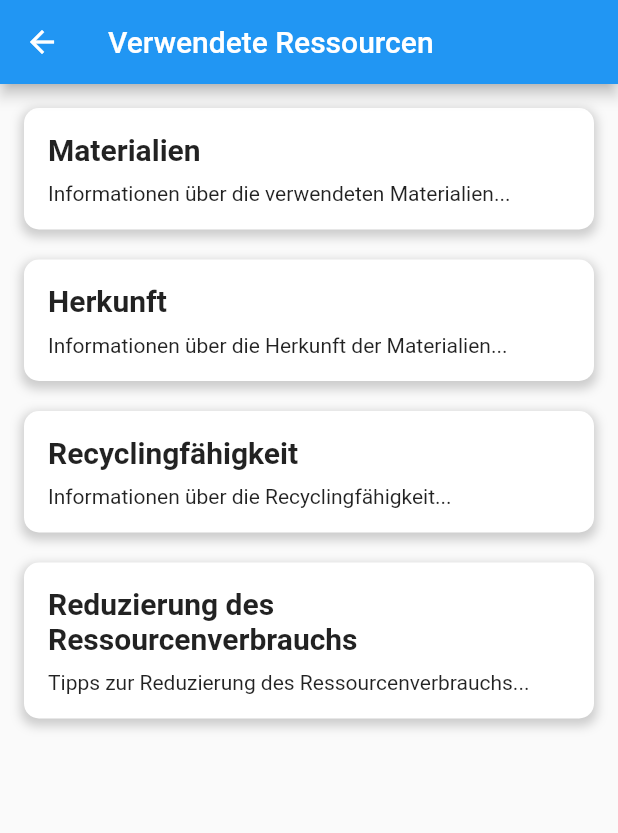
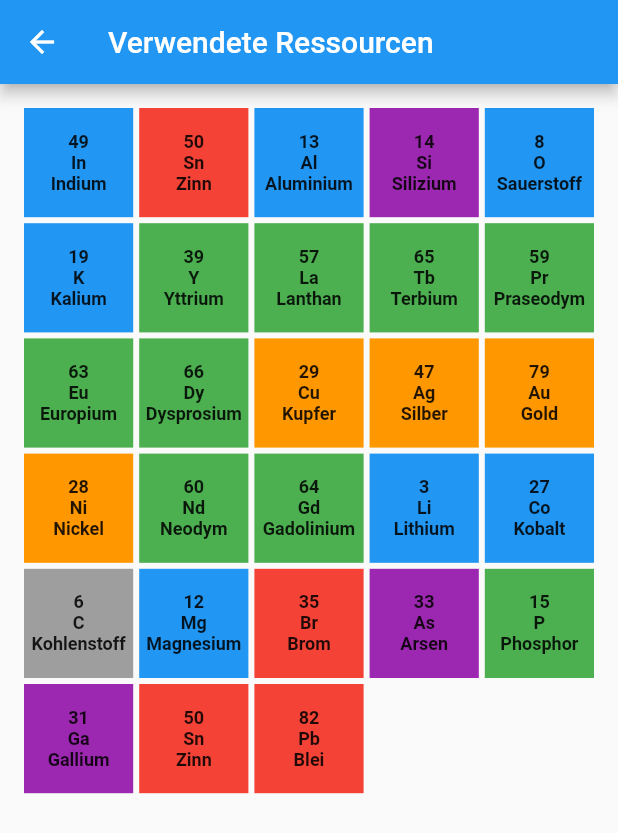
Before and after one commit to jrguzina/BIT_Demonstrator_2023, a Flutter app: the ResourceUsagePage screen opened directly, on a phone screen of 412 x 824 dp. Shown: the top 833 px of the screen. Run offline on Flutter 3.47's test engine with Material 2 defaults, Android fonts, the phone set to English and light mode, and no system bars; our stand-ins replace fl_chart, syncfusion_flutter_charts; missing offline and left inert: model_viewer_plus.

Commit message:
ResourceUsagePage updated

```diff
--- a/lib/main.dart
+++ b/lib/main.dart
@@ -85,7 +85,7 @@ class StartPage extends StatelessWidget {
                   ),
                   padding: EdgeInsets.all(20),
                   child: ModelViewer(
-                    //src: 'assets/boschcamera/scene.gltf',
+                    // src: 'assets/boschcamera/scene.gltf',
                     src: 'assets/Format2.glb',
                     autoPlay: true,
                     backgroundColor: Colors.transparent,
@@ -293,38 +293,118 @@ class ChartData {
   ChartData(this.room, this.value);
 }
 
+// Eine einfache Datenstruktur für die Elemente
+class ElementItem {
+  final int number;
+  final String symbol;
+  final String name;
+  final String details;
+  final Color color;
+
+  ElementItem(this.number, this.symbol, this.name, this.details, this.color);
+}
+
 class ResourceUsagePage extends StatelessWidget {
+  final List<ElementItem> elements = [
+    ElementItem(49, 'In', 'Indium', 'Indium-Zinn-Oxid wird für Touchscreens verwendet.', Colors.blue),
+    ElementItem(50, 'Sn', 'Zinn', 'Zinn wird für Lötzinn und in Indium-Zinn-Oxid verwendet.', Colors.red),
+    ElementItem(13, 'Al', 'Aluminium', 'Aluminium wird in Bildschirmen und Gehäusen verwendet.', Colors.blue),
+    ElementItem(14, 'Si', 'Silizium', 'Silizium ist ein Grundbestandteil von Mikrochips.', Colors.purple),
+    ElementItem(8, 'O', 'Sauerstoff', 'Sauerstoff wird für Glas und Batterien verwendet.', Colors.blue),
+    ElementItem(19, 'K', 'Kalium', 'Kalium wird im Displayglas zur Verstärkung verwendet.', Colors.blue),
+    ElementItem(39, 'Y', 'Yttrium', 'Yttrium wird in Leuchtdioden und Phosphoren verwendet.', Colors.green),
+    ElementItem(57, 'La', 'Lanthan', 'Lanthan wird in Akkus und Kameraobjektiven verwendet.', Colors.green),
+    ElementItem(65, 'Tb', 'Terbium', 'Terbium wird in Festplatten und Leuchtdioden verwendet.', Colors.green),
+    ElementItem(59, 'Pr', 'Praseodym', 'Praseodym wird in Leuchtdioden verwendet.', Colors.green),
+    ElementItem(63, 'Eu', 'Europium', 'Europium wird in roten und blauen Leuchtdioden verwendet.', Colors.green),
+    ElementItem(66, 'Dy', 'Dysprosium', 'Dysprosium wird in Neodym-Magneten verwendet.', Colors.green),
+    ElementItem(29, 'Cu', 'Kupfer', 'Kupfer wird für die Verdrahtung verwendet.', Colors.orange),
+    ElementItem(47, 'Ag', 'Silber', 'Silber wird in Elektronik für Kontakte verwendet.', Colors.orange),
+    ElementItem(79, 'Au', 'Gold', 'Gold wird für hochwertige elektrische Verbindungen verwendet.', Colors.orange),
+    ElementItem(28, 'Ni', 'Nickel', 'Nickel wird in Mikrofonen und Batterien verwendet.', Colors.orange),
+    ElementItem(60, 'Nd', 'Neodym', 'Neodym wird in Magneten von Festplatten und Kopfhörern verwendet.', Colors.green),
+    ElementItem(64, 'Gd', 'Gadolinium', 'Gadolinium wird in Medizintechnik und in einigen Leuchtdioden verwendet.', Colors.green),
+    ElementItem(3, 'Li', 'Lithium', 'Lithium wird in Akkus verwendet.', Colors.blue),
+    ElementItem(27, 'Co', 'Kobalt', 'Kobalt wird in Lithium-Ionen-Akkus verwendet.', Colors.blue),
+    ElementItem(6, 'C', 'Kohlenstoff', 'Kohlenstoff wird in Kunststoffen und Batterien verwendet.', Colors.grey),
+    ElementItem(12, 'Mg', 'Magnesium', 'Magnesium wird in Gehäusen und Kameragehäusen verwendet.', Colors.blue),
+    ElementItem(35, 'Br', 'Brom', 'Brom wird als Flammschutz in elektronischen Geräten verwendet.', Colors.red),
+    ElementItem(33, 'As', 'Arsen', 'Arsen wird in Halbleitern verwendet.', Colors.purple),
+    ElementItem(15, 'P', 'Phosphor', 'Phosphor wird in Leuchtdioden verwendet.', Colors.green),
+    ElementItem(31, 'Ga', 'Gallium', 'Gallium wird in Halbleitern und Leuchtdioden verwendet.', Colors.purple),
+    ElementItem(50, 'Sn', 'Zinn', 'Zinn wird in Lötmaterial und leitfähigen Beschichtungen verwendet.', Colors.red),
+    ElementItem(82, 'Pb', 'Blei', 'Blei wird in einigen älteren Lötmaterialien und Akkus verwendet.', Colors.red),
+    // ... und so weiter für weitere Elemente
+  ];
+
   @override
   Widget build(BuildContext context) {
     return Scaffold(
       appBar: AppBar(
         title: Text('Verwendete Ressourcen'),
       ),
-      body: Padding(
+      body: SingleChildScrollView(
+        child: Padding(
           padding: const EdgeInsets.all(16.0),
           child: Column(
             crossAxisAlignment: CrossAxisAlignment.stretch,
             children: <Widget>[
-            Tile(
-              title: 'Materialien',
-              content: 'Informationen über die verwendeten Materialien...',
+              // Grid-Ansicht der Elemente
+              GridView.builder(
+                shrinkWrap: true,
+                physics: NeverScrollableScrollPhysics(),
+                gridDelegate: SliverGridDelegateWithFixedCrossAxisCount(
+                  crossAxisCount: (MediaQuery.of(context).size.width / 75).floor(), // Dynamisch berechnete Anzahl der Spalten
+                  crossAxisSpacing: 4.0,
+                  mainAxisSpacing: 4.0,
+                  childAspectRatio: 1/1,
+                ),
+                itemCount: elements.length,
+                itemBuilder: (context, index) {
+                  ElementItem element = elements[index];
+                  return Container(
+                    width: 75,
+                    height: 75,
+                    color: element.color,
+                    child: InkWell(
+                      onTap: () {
+                        showDialog(
+                          context: context,
+                          builder: (BuildContext context) {
+                            return AlertDialog(
+                              title: Text('${element.number}\n${element.symbol}\n${element.name}'),
+                              content: Text(element.details),
+                              actions: <Widget>[
+                                TextButton(
+                                  child: Text('Schließen'),
+                                  onPressed: () {
+                                    Navigator.of(context).pop();
+                                  },
+                                ),
+                              ],
+                            );
+                          },
+                        );
+                      },
+                      child: Center(
+                        child: Text(
+                          '${element.number}\n${element.symbol}\n${element.name}',
+                          textAlign: TextAlign.center,
+                          style: TextStyle(
+                            fontWeight: FontWeight.bold,
+                            fontSize: 12,
+                          ),
+                        ),
+                      ),
+                    ),
+                  );
+                },
               ),
               SizedBox(height: 20.0),
-            Tile(
-              title: 'Herkunft',
-              content: 'Informationen über die Herkunft der Materialien...',
+              // Die restlichen Inhalte der Seite
+              // ... (keine Änderungen zu Ihrem ursprünglichen Code)
+            ],
           ),
-            SizedBox(height: 20.0),
-            Tile(
-              title: 'Recyclingfähigkeit',
-              content: 'Informationen über die Recyclingfähigkeit...',
-            ),
-            SizedBox(height: 20.0),
-            Tile(
-              title: 'Reduzierung des Ressourcenverbrauchs',
-              content: 'Tipps zur Reduzierung des Ressourcenverbrauchs...',
-            ),
-          ],
         ),
       ),
     );
--- a/pubspec.yaml
+++ b/pubspec.yaml
@@ -70,7 +70,6 @@ flutter:
     - 'assets/background_green.jpg'
     - 'assets/materialien.png'
     - 'assets/Format2.glb'
-    - 'assets/boschcamera'
 
 
   # An image asset can refer to one or more resolution-specific "variants", see
```
Also changed, not shown: pubspec.lock. Lines whose indentation alone changed are shown as unchanged.
